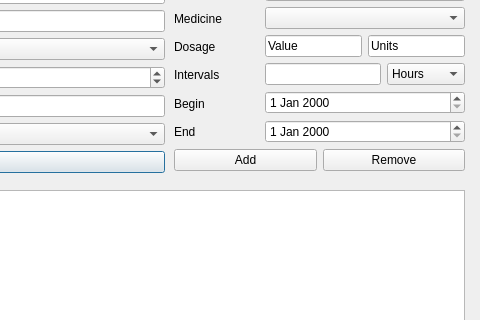
Above: editpatient.ui from luigiacuna/UB-GUI-OOP-Final-Project before the change; both pictures show x 286 to 766 and y 160 to 480 of the 766 by 848 pixel window. Below: the same form after it.
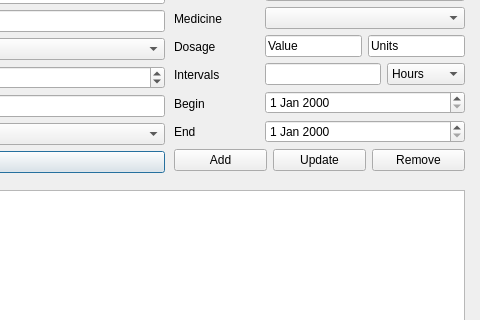
That is the form after the change.

What changed in the file:
```diff
--- a/editpatient.ui
+++ b/editpatient.ui
@@ -313,6 +313,13 @@
         </property>
        </widget>
       </item>
+      <item>
+       <widget class="QPushButton" name="pushButton">
+        <property name="text">
+         <string>Update</string>
+        </property>
+       </widget>
+      </item>
       <item>
        <widget class="QPushButton" name="removeFromSchedule">
         <property name="text">
```
